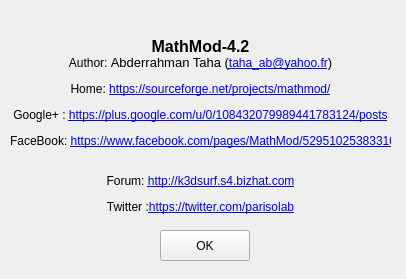
parisolab/mathmod, file ui_forms/about.ui: the form before one commit.
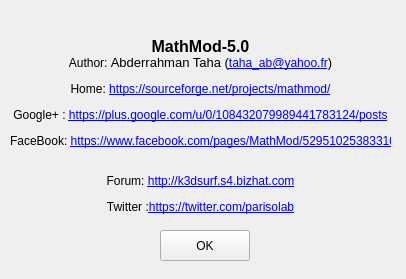
The form after the commit.

The edit to the form file:
```diff
--- a/ui_forms/about.ui
+++ b/ui_forms/about.ui
@@ -26,7 +26,7 @@
     <font/>
    </property>
    <property name="text">
-    <string>&lt;html&gt;&lt;head/&gt;&lt;body&gt;&lt;p align=&quot;center&quot;&gt;&lt;span style=&quot; font-size:12pt; font-weight:600;&quot;&gt;MathMod-4.2&lt;/span&gt;&lt;br/&gt;Author: &lt;span style=&quot; font-size:10pt;&quot;&gt;Abderrahman Taha (&lt;/span&gt;&lt;a href=&quot;taha_ab@yahoo.fr&quot;&gt;&lt;span style=&quot; text-decoration: underline; color:#0000ff;&quot;&gt;taha_ab@yahoo.fr&lt;/span&gt;&lt;/a&gt;&lt;span style=&quot; font-size:10pt;&quot;&gt;)&lt;/span&gt;&lt;/p&gt;&lt;p align=&quot;center&quot;&gt;Home: &lt;a href=&quot;https://sourceforge.net/projects/mathmod/&quot;&gt;&lt;span style=&quot; text-decoration: underline; color:#0000ff;&quot;&gt;https://sourceforge.net/projects/mathmod/&lt;/span&gt;&lt;/a&gt;&lt;/p&gt;&lt;p align=&quot;center&quot;&gt;Google+ : &lt;a href=&quot;https://plus.google.com/u/0/108432079989441783124/posts&quot;&gt;&lt;span style=&quot; text-decoration: underline; color:#0000ff;&quot;&gt;https://plus.google.com/u/0/108432079989441783124/posts&lt;/span&gt;&lt;/a&gt;&lt;/p&gt;&lt;p align=&quot;center&quot;&gt;FaceBook: &lt;a href=&quot;https://www.facebook.com/pages/MathMod/529510253833102&quot;&gt;&lt;span style=&quot; text-decoration: underline; color:#0000ff;&quot;&gt;https://www.facebook.com/pages/MathMod/529510253833102&lt;/span&gt;&lt;/a&gt;&lt;/p&gt;&lt;p align=&quot;center&quot;&gt;&lt;br/&gt;Forum: &lt;a href=&quot;http://k3dsurf.s4.bizhat.com&quot;&gt;&lt;span style=&quot; text-decoration: underline; color:#0000ff;&quot;&gt;http://k3dsurf.s4.bizhat.com&lt;/span&gt;&lt;/a&gt;&lt;/p&gt;&lt;p align=&quot;center&quot;&gt;Twitter :&lt;a href=&quot;https://twitter.com/parisolab&quot;&gt;&lt;span style=&quot; text-decoration: underline; color:#0000ff;&quot;&gt;https://twitter.com/parisolab&lt;/span&gt;&lt;/a&gt;&lt;/p&gt;&lt;/body&gt;&lt;/html&gt;</string>
+    <string>&lt;html&gt;&lt;head/&gt;&lt;body&gt;&lt;p align=&quot;center&quot;&gt;&lt;span style=&quot; font-size:12pt; font-weight:600;&quot;&gt;MathMod-5.0&lt;/span&gt;&lt;br/&gt;Author: &lt;span style=&quot; font-size:10pt;&quot;&gt;Abderrahman Taha (&lt;/span&gt;&lt;a href=&quot;taha_ab@yahoo.fr&quot;&gt;&lt;span style=&quot; text-decoration: underline; color:#0000ff;&quot;&gt;taha_ab@yahoo.fr&lt;/span&gt;&lt;/a&gt;&lt;span style=&quot; font-size:10pt;&quot;&gt;)&lt;/span&gt;&lt;/p&gt;&lt;p align=&quot;center&quot;&gt;Home: &lt;a href=&quot;https://sourceforge.net/projects/mathmod/&quot;&gt;&lt;span style=&quot; text-decoration: underline; color:#0000ff;&quot;&gt;https://sourceforge.net/projects/mathmod/&lt;/span&gt;&lt;/a&gt;&lt;/p&gt;&lt;p align=&quot;center&quot;&gt;Google+ : &lt;a href=&quot;https://plus.google.com/u/0/108432079989441783124/posts&quot;&gt;&lt;span style=&quot; text-decoration: underline; color:#0000ff;&quot;&gt;https://plus.google.com/u/0/108432079989441783124/posts&lt;/span&gt;&lt;/a&gt;&lt;/p&gt;&lt;p align=&quot;center&quot;&gt;FaceBook: &lt;a href=&quot;https://www.facebook.com/pages/MathMod/529510253833102&quot;&gt;&lt;span style=&quot; text-decoration: underline; color:#0000ff;&quot;&gt;https://www.facebook.com/pages/MathMod/529510253833102&lt;/span&gt;&lt;/a&gt;&lt;/p&gt;&lt;p align=&quot;center&quot;&gt;&lt;br/&gt;Forum: &lt;a href=&quot;http://k3dsurf.s4.bizhat.com&quot;&gt;&lt;span style=&quot; text-decoration: underline; color:#0000ff;&quot;&gt;http://k3dsurf.s4.bizhat.com&lt;/span&gt;&lt;/a&gt;&lt;/p&gt;&lt;p align=&quot;center&quot;&gt;Twitter :&lt;a href=&quot;https://twitter.com/parisolab&quot;&gt;&lt;span style=&quot; text-decoration: underline; color:#0000ff;&quot;&gt;https://twitter.com/parisolab&lt;/span&gt;&lt;/a&gt;&lt;/p&gt;&lt;/body&gt;&lt;/html&gt;</string>
    </property>
    <property name="wordWrap">
     <bool>false</bool>
```
